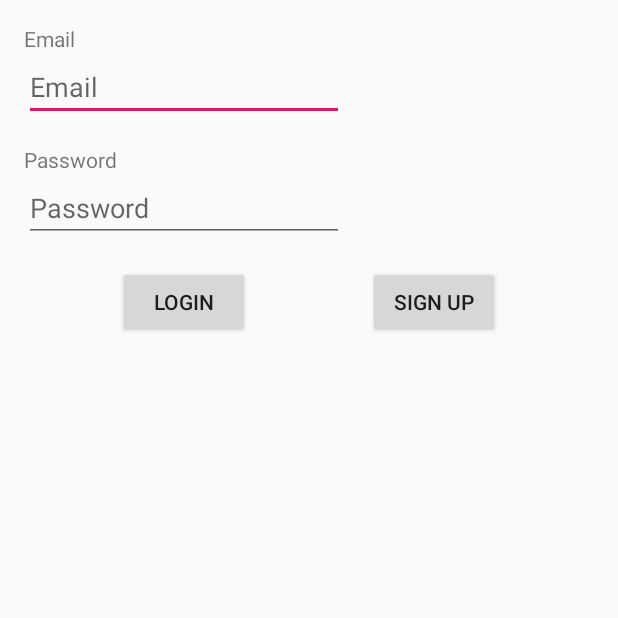
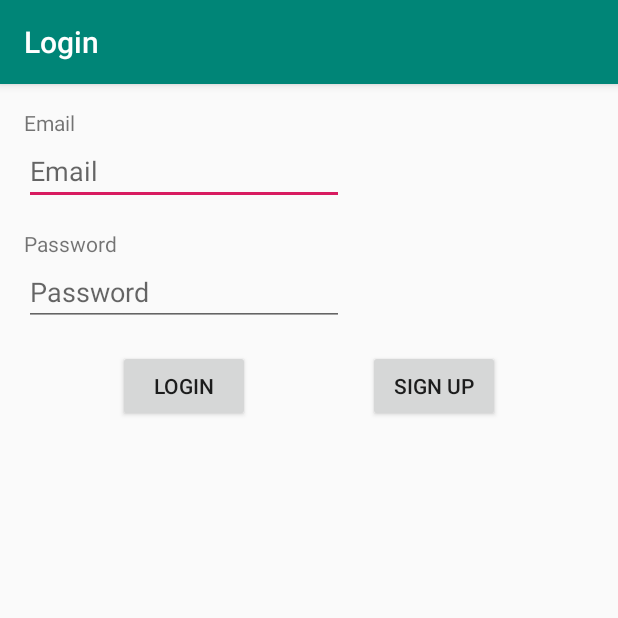
Before and after one commit to Salma-2/ShoeStore, an Android app: the screen it shows after launch (MainActivity), on a phone screen of 412 x 824 dp, the top half of it. Run offline under Robolectric (Android 15) with nearby library versions, the phone set to English and light mode, and no system bars; our stand-ins replace Timber, data binding, navigation-ui.

```diff
--- a/app/src/main/AndroidManifest.xml
+++ b/app/src/main/AndroidManifest.xml
@@ -10,7 +10,7 @@
         android:label="@string/app_name"
         android:roundIcon="@mipmap/ic_launcher_round"
         android:supportsRtl="true"
-        android:theme="@style/AppTheme.NoActionBar"
+        android:theme="@style/AppTheme"
         tools:ignore="GoogleAppIndexingWarning">
         <activity android:name=".MainActivity">
             <intent-filter>
--- a/app/src/main/java/com/udacity/shoestore/MainActivity.kt
+++ b/app/src/main/java/com/udacity/shoestore/MainActivity.kt
@@ -3,18 +3,27 @@ package com.udacity.shoestore
 import androidx.appcompat.app.AppCompatActivity
 import android.os.Bundle
 import androidx.databinding.DataBindingUtil
+import androidx.navigation.NavController
+import androidx.navigation.findNavController
+import androidx.navigation.ui.NavigationUI
 import com.udacity.shoestore.databinding.ActivityMainBinding
 import timber.log.Timber
 
 class MainActivity : AppCompatActivity() {
     private lateinit var binding: ActivityMainBinding
+    private lateinit var navController: NavController
 
     override fun onCreate(savedInstanceState: Bundle?) {
         super.onCreate(savedInstanceState)
 
         Timber.plant(Timber.DebugTree())
         binding = DataBindingUtil.setContentView(this, R.layout.activity_main)
+        navController = this.findNavController(R.id.hostFragment)
+        NavigationUI.setupActionBarWithNavController(this, navController)
+    }
+    override fun onSupportNavigateUp(): Boolean {
+        navController.navigateUp()
+        return super.onSupportNavigateUp()
+    }
 
-
-    }
 }
--- /dev/null
+++ b/app/src/main/res/drawable/ic_baseline_navigate_next_24.xml
@@ -0,0 +1,5 @@
+<vector android:height="24dp" android:tint="#000000"
+    android:viewportHeight="24" android:viewportWidth="24"
+    android:width="24dp" xmlns:android="http://schemas.android.com/apk/res/android">
+    <path android:fillColor="@android:color/white" android:pathData="M10,6L8.59,7.41 13.17,12l-4.58,4.59L10,18l6,-6z"/>
+</vector>
--- a/app/src/main/res/navigation/nav_graph.xml
+++ b/app/src/main/res/navigation/nav_graph.xml
@@ -8,14 +8,26 @@
     <fragment
         android:id="@+id/loginFragment"
         android:name="com.udacity.shoestore.screens.login.LoginFragment"
+        tools:layout="@layout/fragment_login"
         android:label="@string/login_fragment" >
         <action
             android:id="@+id/action_loginFragment_to_welcomeFragment"
-            app:destination="@id/welcomeFragment" />
+            app:destination="@id/welcomeFragment"
+            app:popUpTo="@id/loginFragment"
+            app:popUpToInclusive="true" />
     </fragment>
     <fragment
         android:id="@+id/welcomeFragment"
         android:name="com.udacity.shoestore.screens.welcome.WelcomeFragment"
-        android:label="fragment_welcome"
-        tools:layout="@layout/fragment_welcome" />
+        android:label="@string/welcome_fragment"
+        tools:layout="@layout/fragment_welcome" >
+        <action
+            android:id="@+id/action_welcomeFragment_to_instructionFragment"
+            app:destination="@id/instructionFragment" />
+    </fragment>
+    <fragment
+        android:id="@+id/instructionFragment"
+        android:name="com.udacity.shoestore.screens.instructions.InstructionFragment"
+        android:label="@string/instruction_fragment"
+        tools:layout="@layout/fragment_instruction" />
 </navigation>
--- a/app/src/main/res/values/strings.xml
+++ b/app/src/main/res/values/strings.xml
@@ -1,11 +1,15 @@
 <resources>
-    <string name="app_name">ShoeStore</string>
+    <string name="app_name">Shoe Store</string>
 
     <string name="email">Email</string>
     <string name="password">Password</string>
     <string name="login">Login</string>
     <string name="sign_up">Sign Up</string>
-    <string name="login_fragment">LoginFragment</string>
-    <!-- TODO: Remove or change this placeholder text -->
+    <string name="login_fragment">Login</string>
     <string name="hello_blank_fragment">Hello blank fragment</string>
+    <string name="welcome_fragment">Welcome</string>
+    <string name="brief">an App to apply skills in building layouts and navigation</string>
+    <string name="welcome_msg">Welcome to Shoe Store</string>
+    <string name="next">Next</string>
+    <string name="instruction_fragment">Instructions</string>
 </resources>
```
Also changed, not shown: app/src/main/java/com/udacity/shoestore/screens/instructions/InstructionFragment.kt (added, +60 -0 lines), app/src/main/java/com/udacity/shoestore/screens/welcome/WelcomeFragment.kt (+23 -6 lines), app/src/main/res/layout/fragment_instruction.xml (added, +14 -0 lines), app/src/main/res/layout/fragment_welcome.xml (+20 -10 lines), app/src/main/res/menu/menu_instruction.xml (added, +10 -0 lines).
